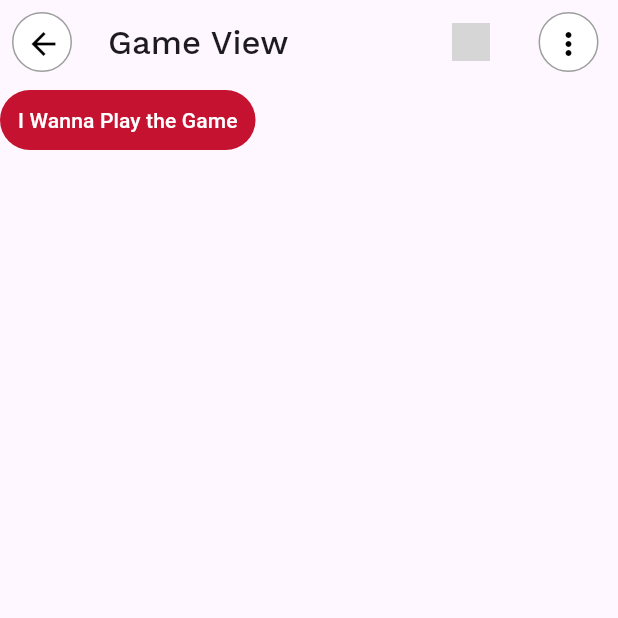
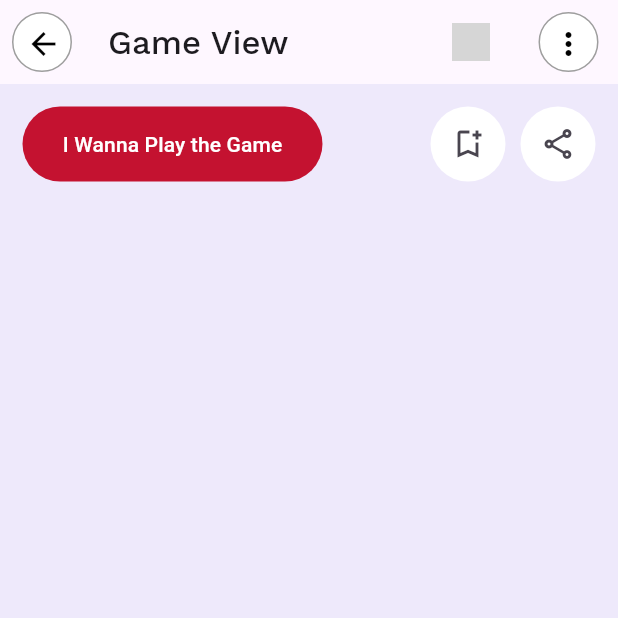
Before and after one commit to igniteking/MAD, a Flutter app: the screen it shows after launch, on a phone screen of 412 x 824 dp, the top half of it. Run offline on Flutter 3.47's test engine with Material 3 defaults, Android fonts, the light colour scheme and no system bars; our stand-ins replace appwrite, google_fonts, like_button; grey boxes are pictures that could not be loaded.

Commit message:
game screen

```diff
--- a/lib/components/auth/social_signup_button.dart
+++ b/lib/components/auth/social_signup_button.dart
@@ -1,5 +1,4 @@
 import 'package:flutter/material.dart';
-import 'package:google_fonts/google_fonts.dart';
 
 class SocialSignUpButton extends StatelessWidget {
   const SocialSignUpButton({
--- a/lib/main.dart
+++ b/lib/main.dart
@@ -1,7 +1,6 @@
 import 'package:flutter/material.dart';
 import 'package:appwrite/appwrite.dart';
-import 'package:mad/screens/AD/game_card_screen.dart';
-import 'package:mad/screens/splash/splash1.dart';
+import 'package:mad/screens/AD/game_screen.dart';
 
 void main() {
   Client client = Client();
--- a/lib/screens/AD/game_card_screen.dart
+++ b/lib/screens/AD/game_screen.dart
@@ -84,11 +84,24 @@ class GamePage extends StatelessWidget {
         ),
       ),
       body: Container(
+        width: double.infinity,
+        color: Color(0xFFEEE9FB),
+        child: Padding(
+          padding: const EdgeInsets.all(15.0),
           child: Column(
+            mainAxisAlignment: MainAxisAlignment.start,
+            crossAxisAlignment: CrossAxisAlignment.start,
+            children: [
+              Row(
+                mainAxisAlignment:
+                    MainAxisAlignment.spaceBetween, // Ensures spacing
                 children: [
                   TextButton(
                     style: ButtonStyle(
-                backgroundColor: WidgetStateProperty.all(Color(0xFFC41230)),
+                      fixedSize: WidgetStateProperty.all(Size(200, 50)),
+                      backgroundColor: WidgetStateProperty.all(
+                        Color(0xFFC41230),
+                      ),
                     ),
                     onPressed: () {},
                     child: Text(
@@ -96,7 +109,40 @@ class GamePage extends StatelessWidget {
                       style: TextStyle(color: Colors.white),
                     ),
                   ),
+                  Row(
+                    // Wrap the icons in a row
+                    children: [
+                      IconButton(
+                        style: ButtonStyle(
+                          backgroundColor: WidgetStateProperty.all(
+                            Colors.white,
+                          ),
+                          fixedSize: WidgetStatePropertyAll(Size(50, 50)),
+                        ),
+                        onPressed: () {
+                          print("Bookmark");
+                        },
+                        icon: Icon(Icons.bookmark_add_outlined),
+                      ),
+                      SizedBox(width: 10), // Add spacing between icons
+                      IconButton(
+                        style: ButtonStyle(
+                          backgroundColor: WidgetStateProperty.all(
+                            Colors.white,
+                          ),
+                          fixedSize: WidgetStatePropertyAll(Size(50, 50)),
+                        ),
+                        onPressed: () {
+                          print("Share");
+                        },
+                        icon: Icon(Icons.share_outlined),
+                      ),
                     ],
+                  ),
+                ],
+              ),
+            ],
+          ),
         ),
       ),
     );
--- a/lib/screens/auth/sign_up.dart
+++ b/lib/screens/auth/sign_up.dart
@@ -1,10 +1,8 @@
 import 'package:appwrite/models.dart' as models;
 import 'package:flutter/material.dart';
 import 'package:google_fonts/google_fonts.dart';
-import 'package:mad/components/Auth/social_signin_button.dart';
 import 'package:mad/components/Auth/social_signup_button.dart';
 import 'package:mad/screens/auth/sign_in.dart';
-import 'package:mad/screens/home/home.dart';
 import 'package:mad/services/auth_service.dart';
 
 class SignUpScreen extends StatefulWidget {
--- a/lib/screens/splash/splash2.dart
+++ b/lib/screens/splash/splash2.dart
@@ -22,6 +22,7 @@ class _Splash2State extends State<Splash2> {
     });
   }
 
+  @override
   Widget build(BuildContext context) {
     return Scaffold(
       body: Container(
--- a/lib/screens/splash/splash3.dart
+++ b/lib/screens/splash/splash3.dart
@@ -22,6 +22,7 @@ class _Splash3State extends State<Splash3> {
     });
   }
 
+  @override
   Widget build(BuildContext context) {
     return Scaffold(
       body: Container(
--- a/pubspec.yaml
+++ b/pubspec.yaml
@@ -30,6 +30,7 @@ environment:
 dependencies:
   animations: ^2.0.11
   appwrite: ^14.0.0
+  carousel_slider: ^5.0.0
   cupertino_icons: ^1.0.8
   flutter:
     sdk: flutter
```
Lines whose indentation alone changed are shown as unchanged.
